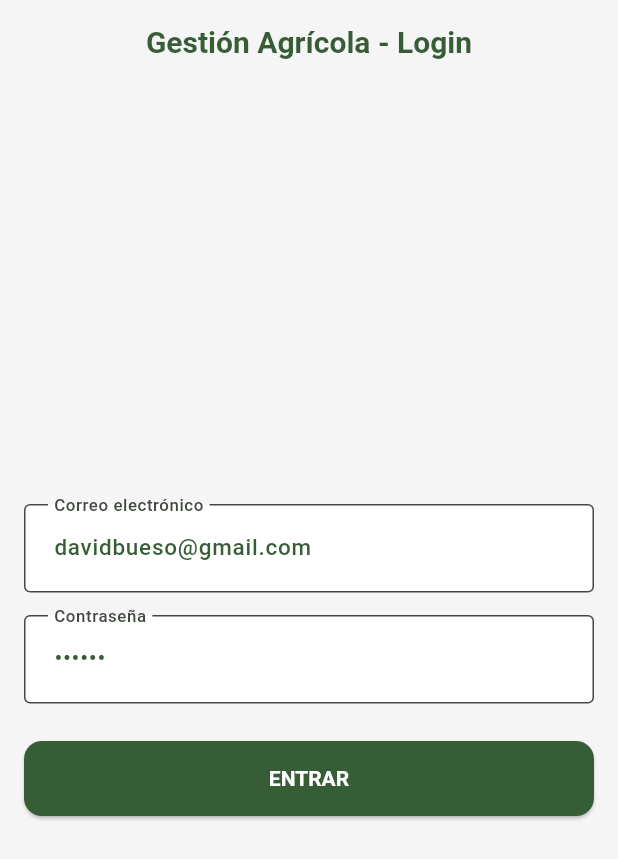
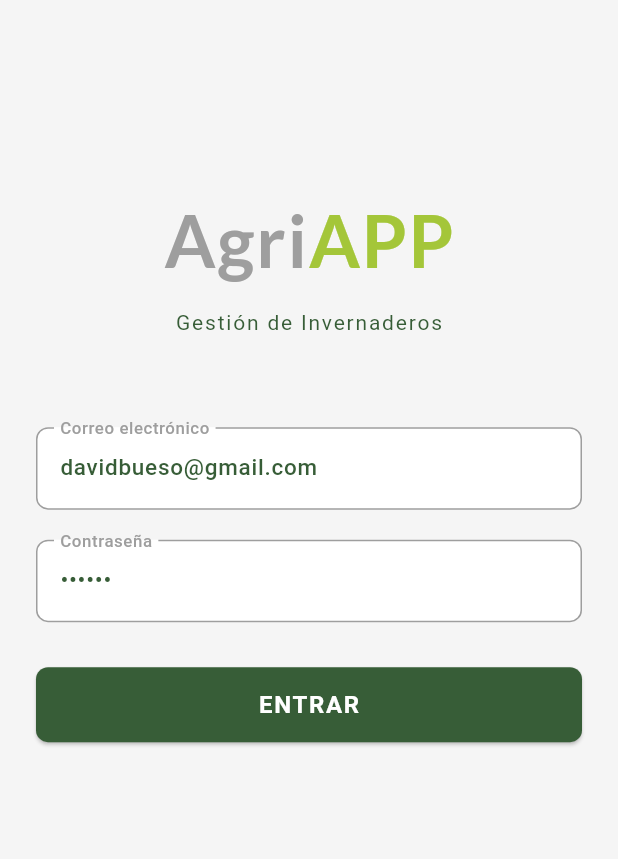
Before and after one commit to DBUES0/Agri_APP, a Flutter app: the screen it shows after launch, on a phone screen of 412 x 824 dp. Shown: the top 859 px of the screen. Run offline on Flutter 3.47's test engine with Material 3 defaults, Android fonts, the light colour scheme and no system bars; our stand-ins replace file_picker, google_fonts, image_picker, open_filex, shared_preferences.

Commit message:
Trabajamos en la armonizacion de colores y el uso de colores definidos en theme. Principalmente en el login. se incluye logo y un poco en albaran

```diff
--- a/lib/pages/page_login.dart
+++ b/lib/pages/page_login.dart
@@ -14,6 +14,8 @@ import '../models/record_tipogasto.dart';
 import '../models/record_tipooperacion.dart';
 import '../models/record_trabajador.dart';
 import '../models/record_albaran.dart';
+import '../utils/app_theme.dart';
+import '../utils/app_palette.dart';
 
 // Importamos la página de destino
 import 'page_usuario.dart';
@@ -129,60 +131,61 @@ class _LoginPageState extends State<LoginPage> {
   }
 
 
-
-/*
-// En el body de tu Scaffold o en tu AppBar
-Center(
+@override
+Widget build(BuildContext context) {
+  return Scaffold(
+    // Eliminamos el AppBar para un look más moderno y centrado (opcional)
+    body: Padding(
+      padding: const EdgeInsets.all(24.0), // Un poco más de aire lateral
       child: Column(
         children: [
-      // Tu nuevo logo mixto y escalable
-      AppTheme.buildLogo(fontSize: 42),
+          // Este Spacer empuja todo hacia abajo.
+          // Al poner un flex de 2 abajo y nada arriba (o un spacer pequeño), sube el bloque.
+          const Spacer(flex: 2),
 
-      const SizedBox(height: 8),
+          // --- BLOQUE DE LOGO ---
+          AppTheme.buildLogo(fontSize: 48),
+          const SizedBox(height: 10),
+          Text(
+            "Gestión de Invernaderos",
+            style: Theme.of(context).textTheme.bodyMedium, // Usamos el tema
+          ),
 
-      // Texto normal que usará ROBOTO automáticamente
-      const Text(
-        "Gestión de Invernaderos",
-        style: TextStyle(letterSpacing: 1.2),
-      ),
-    ],
-  ),
-)*/
-  @override
-  Widget build(BuildContext context) {
-    // La UI ahora está mucho más limpia
-    return Scaffold(
-      appBar: AppBar(title: const Text("Gestión Agrícola - Login")),
-      body: Padding(
-        padding: const EdgeInsets.all(16.0),
-        child: Column(
-          mainAxisAlignment: MainAxisAlignment.center,
-          children: [
+          const SizedBox(height: 60), // Espacio entre logo y campos
+
+          // --- BLOQUE DE FORMULARIO ---
           TextField(
             controller: _emailController,
-              decoration: const InputDecoration(labelText: 'Correo electrónico', border: OutlineInputBorder()),
+            decoration: const InputDecoration(labelText: 'Correo electrónico'),
+            keyboardType: TextInputType.emailAddress,
           ),
-            const SizedBox(height: 15),
+          const SizedBox(height: 20),
           TextField(
             controller: _passwordController,
-              decoration: const InputDecoration(labelText: 'Contraseña', border: OutlineInputBorder()),
+            decoration: const InputDecoration(labelText: 'Contraseña'),
             obscureText: true,
           ),
-            const SizedBox(height: 25),
+          const SizedBox(height: 30),
 
-            // Si está cargando, mostramos un círculo. Si no, el botón.
           _isLoading
             ? const CircularProgressIndicator()
             : ElevatedButton(
                 onPressed: _login,
-                  style: ElevatedButton.styleFrom(minimumSize: const Size(double.infinity, 50)),
                 child: const Text("ENTRAR"),
               ),
 
           if (_error.isNotEmpty) ...[
             const SizedBox(height: 20),
-              Text(_error, style: const TextStyle(color: Colors.red, fontWeight: FontWeight.bold), textAlign: TextAlign.center),
+            Text(
+              _error,
+              style: TextStyle(color: Theme.of(context).colorScheme.error, fontWeight: FontWeight.bold),
+              textAlign: TextAlign.center
+            ),
           ],
+
+          // Este Spacer con flex 3 es más grande que el de arriba,
+          // por lo que "empuja" el contenido hacia el 20% superior.
+          const Spacer(flex: 6),
         ],
       ),
     ),
--- a/lib/utils/app_theme.dart
+++ b/lib/utils/app_theme.dart
@@ -63,30 +63,76 @@ class AppTheme {
         elevation: 0,
       ),
 
+// Dentro de ThemeData get lightTheme
+// Cambia 'DialogTheme' por 'DialogThemeData'
+dialogTheme: DialogThemeData(
+  backgroundColor: AgriPalette.white,
+  surfaceTintColor: Colors.transparent,
+  shape: RoundedRectangleBorder(
+    borderRadius: BorderRadius.circular(15),
+  ),
+  titleTextStyle: TextStyle(
+    color: AgriPalette.greyMain,
+    fontSize: 20,
+    fontWeight: FontWeight.bold,
+    fontFamily: 'Roboto', // Aseguramos la fuente global
+  ),
+),
+
+// --- ESTILO DEL BOTÓN 'ENTRAR' ---
     elevatedButtonTheme: ElevatedButtonThemeData(
       style: ElevatedButton.styleFrom(
         backgroundColor: AgriPalette.greenMain,
-          foregroundColor: AgriPalette.white,
-          shape: RoundedRectangleBorder(borderRadius: BorderRadius.circular(12)),
-          textStyle: const TextStyle(fontWeight: FontWeight.bold),
+        foregroundColor: Colors.white,
+        minimumSize: const Size(double.infinity, 50), // Ancho completo y alto 50
+        shape: RoundedRectangleBorder(
+          borderRadius: BorderRadius.circular(8),
+        ),
+        textStyle: const TextStyle(
+          fontSize: 16,
+          fontWeight: FontWeight.bold,
+          letterSpacing: 1.1,
+        ),
       ),
     ),
 
+
+
+      // inputDecorationTheme: InputDecorationTheme(
+      //   // filled: true,
+      //   // fillColor: AgriPalette.white,
+      //   filled: true,
+      //   fillColor: Colors.white, // O Color(0xFFEEEEEE) para un tono suave
+      //   contentPadding: const EdgeInsets.symmetric(horizontal: 16, vertical: 18),
+      //   border: OutlineInputBorder(
+      //     borderRadius: BorderRadius.circular(12),
+      //     borderSide: const BorderSide(color: AgriPalette.greyMain),
+      //   ),
+      //   focusedBorder: OutlineInputBorder(
+      //     borderRadius: BorderRadius.circular(12),
+      //     borderSide: const BorderSide(color: AgriPalette.greenMain, width: 2),
+      //   ),
+      // ),
+
+  // --- ESTILO DE LOS CAMPOS DE TEXTO (USUARIO Y PASS) ---
     inputDecorationTheme: InputDecorationTheme(
-        // filled: true,
-        // fillColor: AgriPalette.white,
       filled: true,
-        fillColor: Colors.white, // O Color(0xFFEEEEEE) para un tono suave
-        contentPadding: const EdgeInsets.symmetric(horizontal: 16, vertical: 18),
+      fillColor: Colors.white,
+      // Esto replica el 'OutlineInputBorder()' que tienes ahora
       border: OutlineInputBorder(
-          borderRadius: BorderRadius.circular(12),
-          borderSide: const BorderSide(color: AgriPalette.greyMain),
+        borderRadius: BorderRadius.circular(8),
+      ),
+      enabledBorder: OutlineInputBorder(
+        borderRadius: BorderRadius.circular(8),
+        borderSide: const BorderSide(color: Colors.grey),
       ),
       focusedBorder: OutlineInputBorder(
-          borderRadius: BorderRadius.circular(12),
+        borderRadius: BorderRadius.circular(8),
         borderSide: const BorderSide(color: AgriPalette.greenMain, width: 2),
       ),
+      labelStyle: const TextStyle(color: AgriPalette.greyMain),
     ),
+
 
       textTheme: TextTheme(
         // Nivel 1: Títulos de sección (Ej: Albaranes: 41609 kg)
@@ -117,7 +163,9 @@ class AppTheme {
           color: AgriPalette.textoVerdeOscuro,
           fontSize: 14,
           fontWeight: FontWeight.w400,
+          letterSpacing: 1.2,
           //fontStyle: FontStyle.italic,
+
         ),
       ),
     );
```
Also changed, not shown: lib/pages/page_albaran.dart (+27 -6 lines), lib/pages/page_dashboard.dart (+36 -16 lines), lib/utils/ui_utils.dart (+30 -20 lines). Lines whose indentation alone changed are shown as unchanged.
